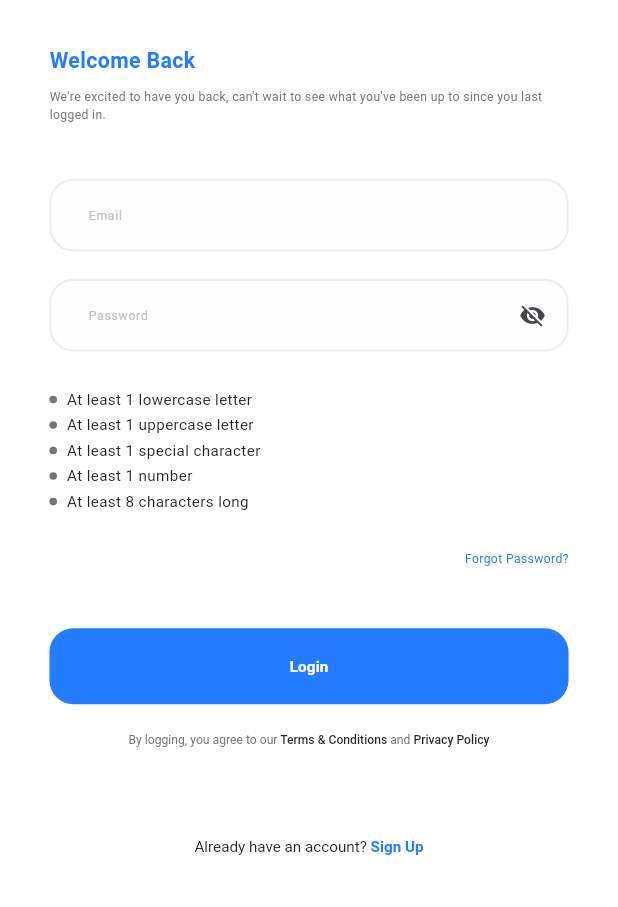
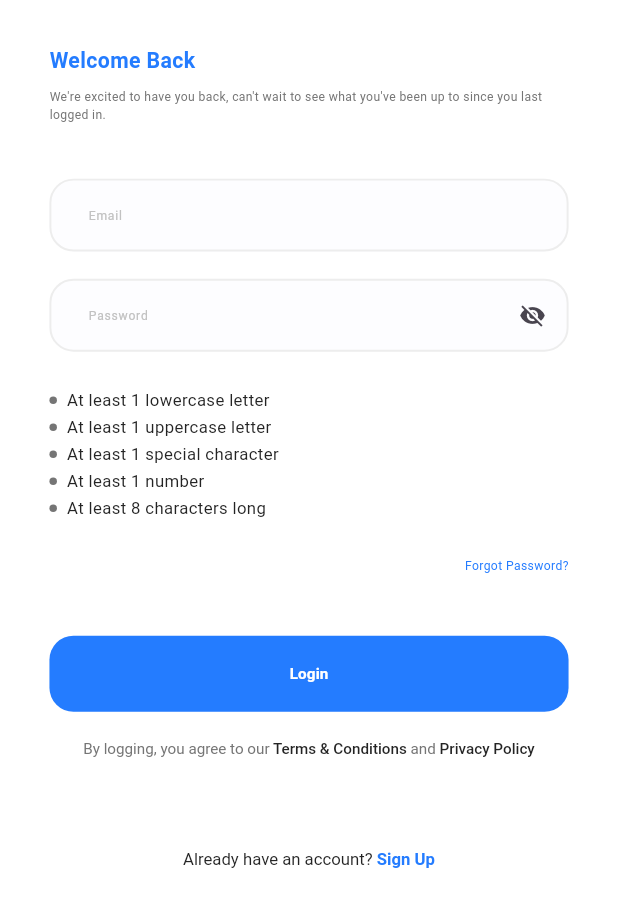
Before and after one commit to azabangy/healthcare, a Flutter app: the screen it shows after launch, after a tap on "Get Started", on a phone screen of 412 x 824 dp. Shown: the top 907 px of the screen. Run offline on Flutter 3.47's test engine with Material 3 defaults, Android fonts, the phone set to English and light mode, and no system bars; our stand-ins replace dio, flutter_bloc, flutter_screenutil, flutter_svg, freezed_annotation, get_it and 2 more; generated files the repository leaves out were written again.

Commit message:
- fixed fonts

```diff
--- a/HealthcareApp/lib/core/theming/styles.dart
+++ b/HealthcareApp/lib/core/theming/styles.dart
@@ -17,19 +17,19 @@ class TextStyles {
   );
 
   static TextStyle font13BlueSemiBold = TextStyle(
-    fontSize: 10.sp,
+    fontSize: 11.sp,
     fontWeight: FontWeightHelper.semiBold,
     color: ColorsManager.mainBlue,
   );
 
   static TextStyle font13DarkBlueMedium = TextStyle(
-    fontSize: 8.sp,
+    fontSize: 10.sp,
     fontWeight: FontWeightHelper.medium,
     color: ColorsManager.darkBlue,
   );
 
   static TextStyle font13DarkBlueRegular = TextStyle(
-    fontSize: 10.sp,
+    fontSize: 11.sp,
     fontWeight: FontWeightHelper.regular,
     color: ColorsManager.darkBlue,
   );
@@ -47,7 +47,7 @@ class TextStyles {
   );
 
   static TextStyle font13GrayRegular = TextStyle(
-    fontSize: 8.sp,
+    fontSize: 10.sp,
     fontWeight: FontWeightHelper.regular,
     color: ColorsManager.gray,
   );
```
